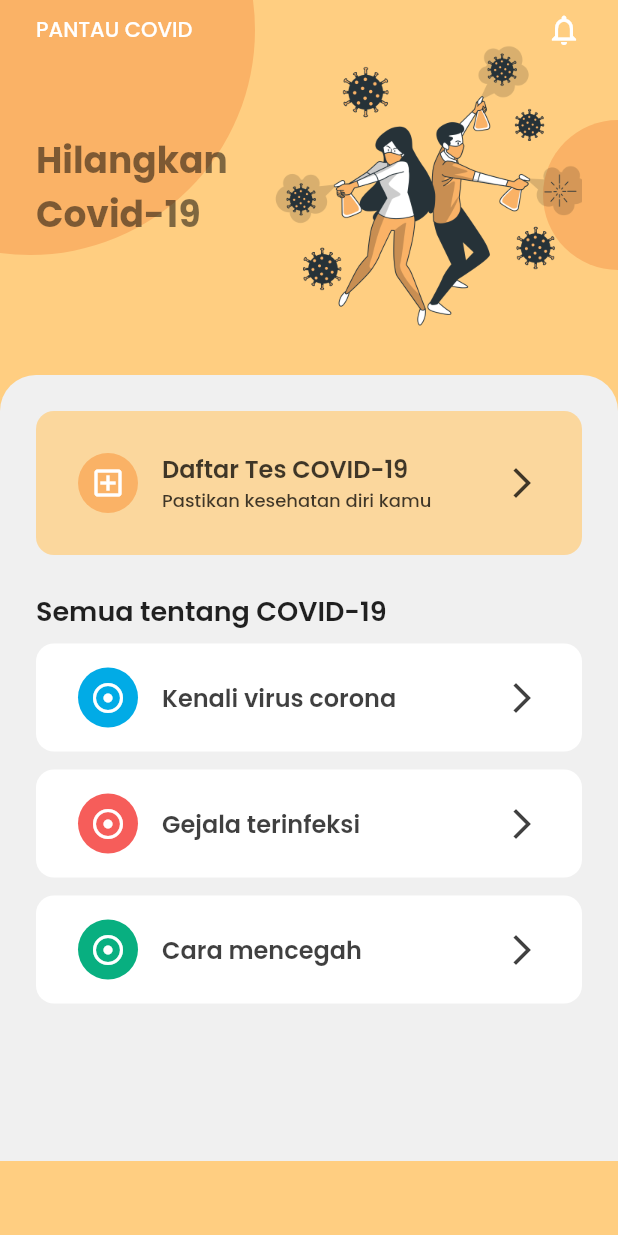
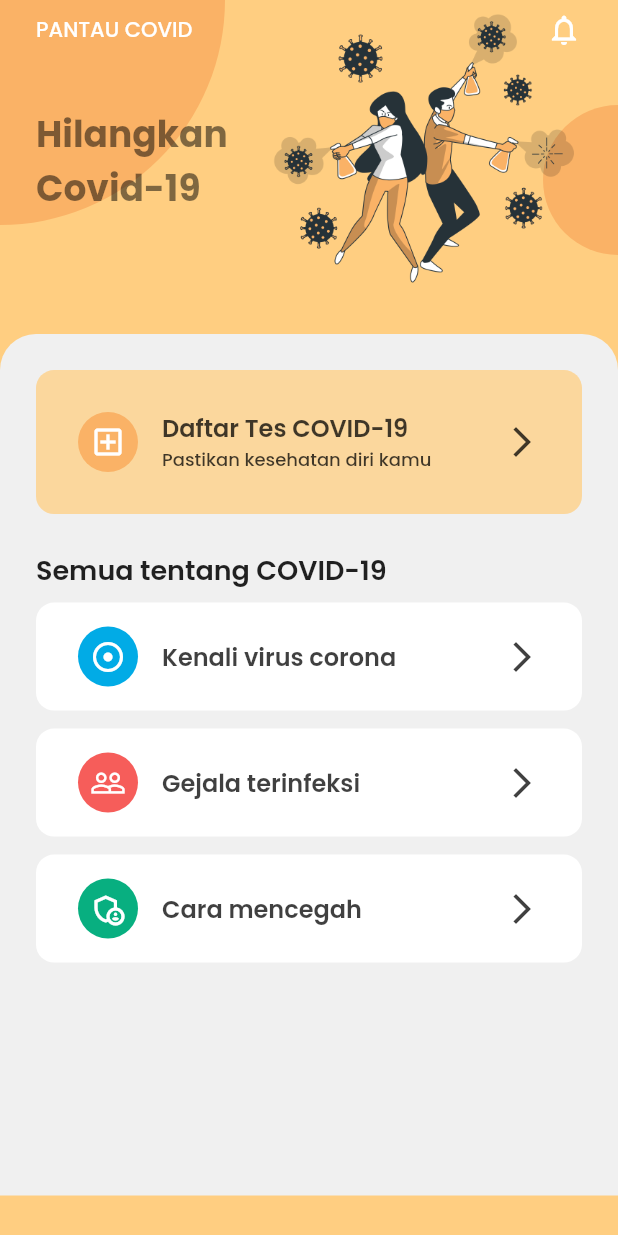
Before and after one commit to nailnafir/pantau-covid, a Flutter app: the screen it shows after launch, on a phone screen of 412 x 824 dp. Run offline on Flutter 3.47's test engine with Material 2 defaults, Android fonts, the phone set to English and light mode, and no system bars.

Commit message:
change layout main page

```diff
--- a/lib/pages/main_page.dart
+++ b/lib/pages/main_page.dart
@@ -13,13 +13,7 @@ class _MainPageState extends State<MainPage> {
     return Scaffold(
       backgroundColor: ColorTheme.primaryColor,
       body: SafeArea(
-        child: Column(
-          children: [
-            Expanded(
         child: _buildBody(),
-            ),
-          ],
-        ),
       ),
     );
   }
@@ -27,8 +21,12 @@ class _MainPageState extends State<MainPage> {
   _buildBody() {
     return ListView(
       children: [
+        Stack(
+          children: [
             _banner(),
             _content(),
+          ],
+        )
       ],
     );
   }
@@ -37,8 +35,8 @@ class _MainPageState extends State<MainPage> {
     return Stack(
       children: [
         Positioned(
-          top: -130,
-          left: -130,
+          top: -150,
+          left: -150,
           child: Bubble(
             color: ColorTheme.secondaryColor,
             width: 300,
@@ -46,7 +44,7 @@ class _MainPageState extends State<MainPage> {
           ),
         ),
         Positioned(
-          top: 80,
+          top: 70,
           right: -50,
           child: Bubble(
             color: ColorTheme.secondaryColor,
@@ -54,12 +52,29 @@ class _MainPageState extends State<MainPage> {
             height: 100,
           ),
         ),
+        Positioned(
+          top: -20,
+          right: 24,
+          child: Container(
+            width: 220,
+            height: 240,
+            decoration: BoxDecoration(
+              image: DecorationImage(
+                image: AssetImage("assets/images/image-fight-virus.png"),
+                fit: BoxFit.cover,
+              ),
+            ),
+          ),
+        ),
         Container(
           margin: EdgeInsets.symmetric(
             horizontal: SpaceConfig.longSpace,
             vertical: SpaceConfig.shortSpace,
           ),
-          child: Row(
+          child: Column(
+            crossAxisAlignment: CrossAxisAlignment.start,
+            children: [
+              Row(
                 mainAxisAlignment: MainAxisAlignment.spaceBetween,
                 children: [
                   Text("PANTAU COVID",
@@ -73,14 +88,7 @@ class _MainPageState extends State<MainPage> {
                   )
                 ],
               ),
-        ),
-        Container(
-          margin: EdgeInsets.symmetric(
-            horizontal: SpaceConfig.longSpace,
-          ),
-          child: Row(
-            mainAxisAlignment: MainAxisAlignment.spaceBetween,
-            children: [
+              SizedBox(height: 40),
               Text(
                 "Hilangkan\nCovid-19",
                 style: TypeTheme.normalTextFont.copyWith(
@@ -89,17 +97,17 @@ class _MainPageState extends State<MainPage> {
                   fontSize: 24,
                 ),
               ),
-              Container(
-                width: 210,
-                height: 250,
-                decoration: BoxDecoration(
-                  image: DecorationImage(
-                    image: AssetImage("assets/images/image-fight-virus.png"),
-                    fit: BoxFit.cover,
+              SizedBox(height: 40),
+            ],
           ),
         ),
+        Container(
+          margin: EdgeInsets.symmetric(
+            horizontal: SpaceConfig.longSpace,
           ),
-            ],
+          child: Row(
+            mainAxisAlignment: MainAxisAlignment.spaceBetween,
+            children: [],
           ),
         ),
       ],
@@ -107,8 +115,13 @@ class _MainPageState extends State<MainPage> {
   }
 
   _content() {
-    return Container(
-      height: MediaQuery.of(context).size.height - 300,
+    return Column(
+      mainAxisAlignment: MainAxisAlignment.start,
+      children: [
+        SizedBox(height: MediaQuery.of(context).size.height / 3.7),
+        Container(
+          height: MediaQuery.of(context).size.height -
+              (MediaQuery.of(context).size.height / 3.3),
           padding: EdgeInsets.symmetric(horizontal: SpaceConfig.longSpace),
           decoration: BoxDecoration(
             color: ColorTheme.bgLight,
@@ -148,17 +161,20 @@ class _MainPageState extends State<MainPage> {
                 backgroundIconColor: ColorTheme.redColor,
                 tileColor: Colors.white,
                 title: "Gejala terinfeksi",
-            icon: Icons.adjust,
+                icon: Icons.people_outline,
               ),
               SizedBox(height: SpaceConfig.normalSpace),
               ListCardOneLine(
                 backgroundIconColor: ColorTheme.greenColor,
                 tileColor: Colors.white,
                 title: "Cara mencegah",
-            icon: Icons.adjust,
+                icon: Icons.admin_panel_settings_outlined,
+              ),
+              SizedBox(height: SpaceConfig.longSpace),
+            ],
+          ),
         ),
       ],
-      ),
     );
   }
 }
```
Lines whose indentation alone changed are shown as unchanged.
